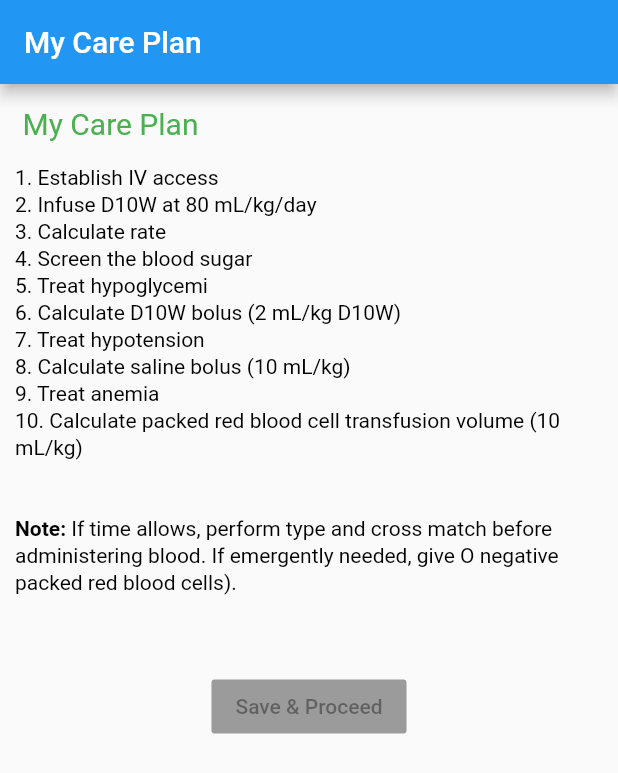
After one commit to zhangshu1/flutter_app_2, a Flutter app: the MyCarePlan screen opened directly, on a phone screen of 412 x 824 dp. The commit adds this screen. Shown: the top 773 px of the screen. Run offline on Flutter 3.47's test engine with Material 2 defaults, Android fonts, the phone set to English and light mode, and no system bars.

Commit message:
Add MyCarePlan page

```diff
--- /dev/null
+++ b/lib/MyCarePlan.dart
@@ -0,0 +1,68 @@
+import 'package:flutter/material.dart';
+
+void main() => runApp(new MaterialApp(
+  title: 'My Care Plan',
+  home: new MyCarePlan(),
+));
+
+class MyCarePlan extends StatelessWidget{
+  @override
+  Widget build(BuildContext context){
+    return new Scaffold(
+      appBar: new AppBar(
+        title: new Text('My Care Plan'),
+      ),
+
+      body: new Column(
+        children: <Widget>[
+          new Container(
+            padding: new EdgeInsets.all(15.0),
+            alignment: Alignment.centerLeft,
+            child: new Text(
+              'My Care Plan',
+              style: new TextStyle(color: Colors.green, fontSize: 20.0),),
+          ),
+
+          new Container(
+              alignment: Alignment.center,
+              child: new Column(
+                children: <Widget>[
+                  new Container(
+                      padding: new EdgeInsets.fromLTRB(10.0, 0.0, 10.0, 50.0),
+                      child: new RichText(
+                        text: new TextSpan(
+                            style: new TextStyle(color: Colors.black, height: 1.3),
+                            children: <TextSpan>[
+                              new TextSpan(text: '1. Establish IV access\n',),
+                              new TextSpan(text: '2. Infuse D10W at 80 mL/kg/day\n',),
+                              new TextSpan(text: '3. Calculate rate\n',),
+                              new TextSpan(text: '4. Screen the blood sugar\n',),
+                              new TextSpan(text: '5. Treat hypoglycemi\n',),
+                              new TextSpan(text: '6. Calculate D10W bolus (2 mL/kg D10W)\n',),
+                              new TextSpan(text: '7. Treat hypotension\n',),
+                              new TextSpan(text: '8. Calculate saline bolus (10 mL/kg)\n',),
+                              new TextSpan(text: '9. Treat anemia\n',),
+                              new TextSpan(text: '10. Calculate packed red blood cell transfusion volume (10 mL/kg)\n\n\n',),
+                              new TextSpan(text: 'Note: ', style: new TextStyle(fontWeight: FontWeight.bold)),
+                              new TextSpan(text: 'If time allows, perform type and cross match before administering blood. If emergently needed, give O negative packed red blood cells).',),
+                            ]
+                        ),
+                      )
+                  ),
+
+                  // Button Part
+                  new Container(
+                    alignment: Alignment.center,
+                    child: new RaisedButton(
+                      onPressed: null,
+                      child: new Text('Save & Proceed'),
+                    ),
+                  )
+                ],
+              )
+          )
+        ],
+      ),
+    );
+  }
+}
--- a/lib/main.dart
+++ b/lib/main.dart
@@ -1,6 +1,6 @@
 import 'package:flutter/material.dart';
 
-import 'risk_monitor.dart';
+import 'RiskMonitor.dart';
 import 'ActivityMonitor.dart';
 
 void main() {
```
Also changed, not shown: lib/RiskMonitor.dart (renamed from lib/risk_monitor.dart).
